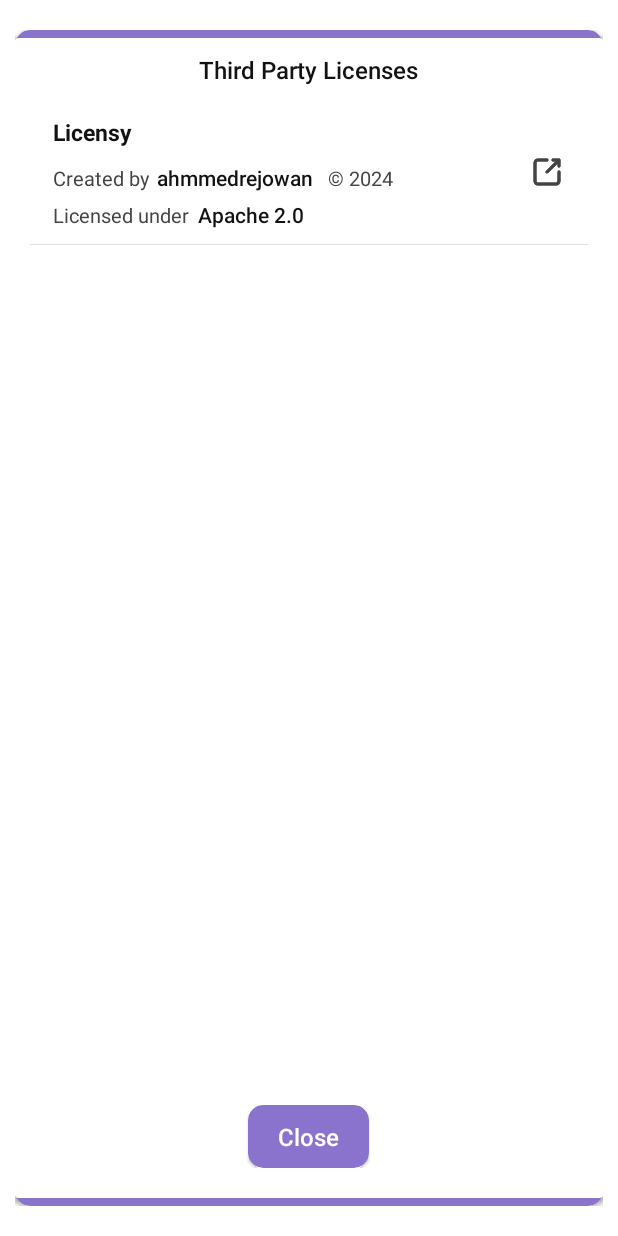
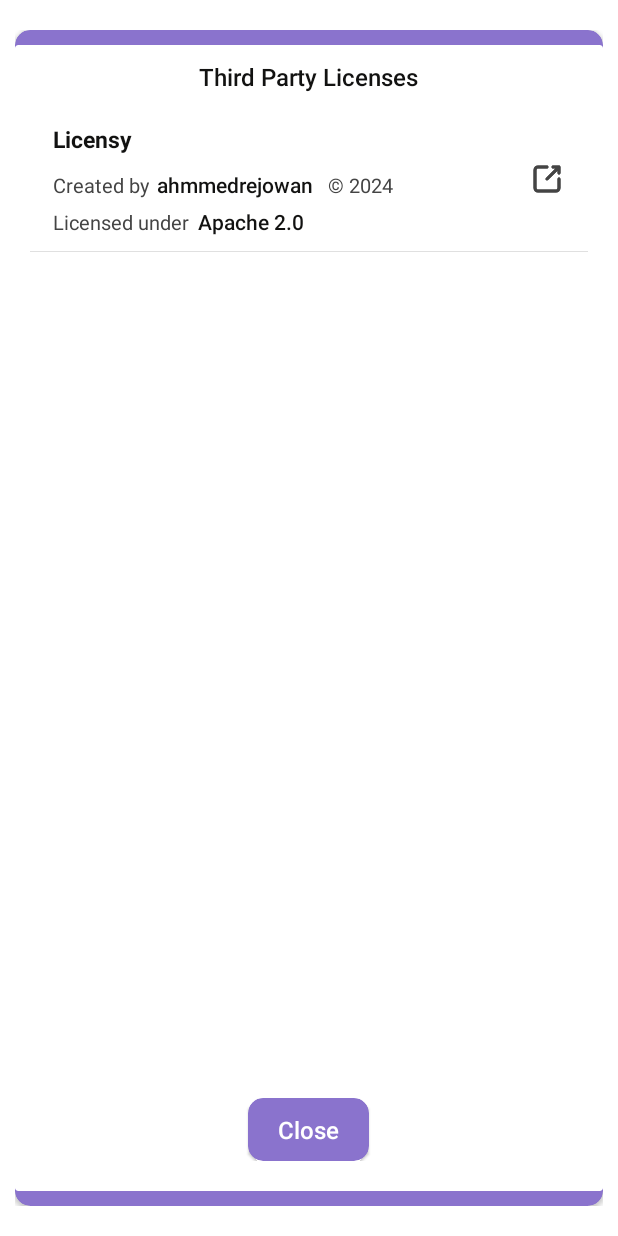
Before and after one commit to ahmmedrejowan/Licensy, an Android app: the layout dialog_licensy.xml on its own in the app's theme, with its tools: preview values and no code run, on a phone screen of 412 x 824 dp. Run offline under Robolectric (Android 15) with nearby library versions, the phone set to English and light mode, and no system bars.

Commit message:
Minor Changes in Layout

```diff
--- a/licensy/src/main/res/layout/bottomsheet_licensy.xml
+++ b/licensy/src/main/res/layout/bottomsheet_licensy.xml
@@ -12,7 +12,6 @@
             android:id="@+id/dialog_body"
             android:layout_width="match_parent"
             android:layout_height="match_parent"
-            android:layout_marginTop="5dp"
             app:cardBackgroundColor="#ffffff">
 
             <RelativeLayout
--- a/licensy/src/main/res/layout/dialog_licensy.xml
+++ b/licensy/src/main/res/layout/dialog_licensy.xml
@@ -32,8 +32,8 @@
             android:id="@+id/dialog_body"
             android:layout_width="match_parent"
             android:layout_height="match_parent"
-            android:layout_marginTop="5dp"
-            android:layout_marginBottom="5dp"
+            android:layout_marginTop="10dp"
+            android:layout_marginBottom="10dp"
             app:cardBackgroundColor="#ffffff">
 
             <RelativeLayout
```
